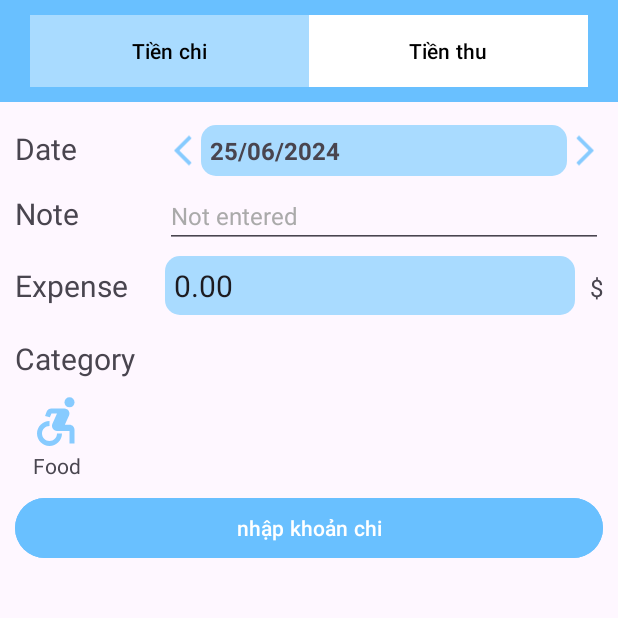
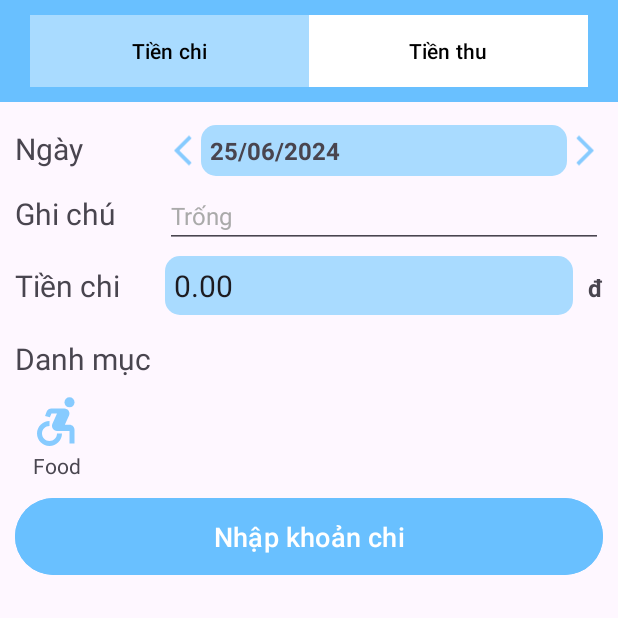
Before and after one commit to dhsoncoder/SoThuChi_63VA, an Android app: the screen it shows after launch (MainActivity), on a phone screen of 412 x 824 dp, the top half of it. Run offline under Robolectric (Android 15) with nearby library versions, the phone set to English and light mode, and no system bars.

Commit message:
sửa giao diện

```diff
--- a/app/src/main/res/layout/fragment_tienchi.xml
+++ b/app/src/main/res/layout/fragment_tienchi.xml
@@ -15,7 +15,7 @@
         <TextView
             android:layout_width="100dp"
             android:layout_height="wrap_content"
-            android:text="Date"
+            android:text="Ngày"
             android:textSize="20sp" />
 
         <ImageView
@@ -51,14 +51,14 @@
         <TextView
             android:layout_width="100dp"
             android:layout_height="wrap_content"
-            android:text="Note"
+            android:text="Ghi chú"
             android:textSize="20sp" />
 
         <EditText
             android:id="@+id/edtNote"
             android:layout_width="match_parent"
             android:layout_height="wrap_content"
-            android:hint="Not entered"
+            android:hint="Trống"
             android:textColorHint="@android:color/darker_gray"
             android:textSize="16sp" />
 
@@ -73,7 +73,7 @@
         <TextView
             android:layout_width="100dp"
             android:layout_height="wrap_content"
-            android:text="Expense"
+            android:text="Tiền chi"
             android:textSize="20sp" />
 
         <EditText
@@ -91,8 +91,9 @@
             android:layout_width="wrap_content"
             android:layout_height="wrap_content"
             android:layout_marginLeft="10dp"
-            android:text="$"
-            android:textSize="16sp" />
+            android:text="đ"
+            android:textSize="16sp"
+            android:textStyle="bold" />
     </LinearLayout>
 
     <TextView
@@ -100,7 +101,7 @@
         android:layout_width="match_parent"
         android:layout_height="wrap_content"
         android:layout_marginTop="15dp"
-        android:text="Category"
+        android:text="Danh mục"
         android:textSize="20sp" />
 
     <RelativeLayout
@@ -144,7 +145,8 @@
         android:id="@+id/button"
         android:layout_width="match_parent"
         android:layout_height="wrap_content"
-
         android:backgroundTint="#69C0FF"
-        android:text="nhập khoản chi" />
+        android:padding="13dp"
+        android:text="Nhập khoản chi"
+        android:textSize="18dp" />
 </LinearLayout>
```
Also changed, not shown: app/src/main/res/layout/fragment_tienthu.xml (+11 -9 lines).
